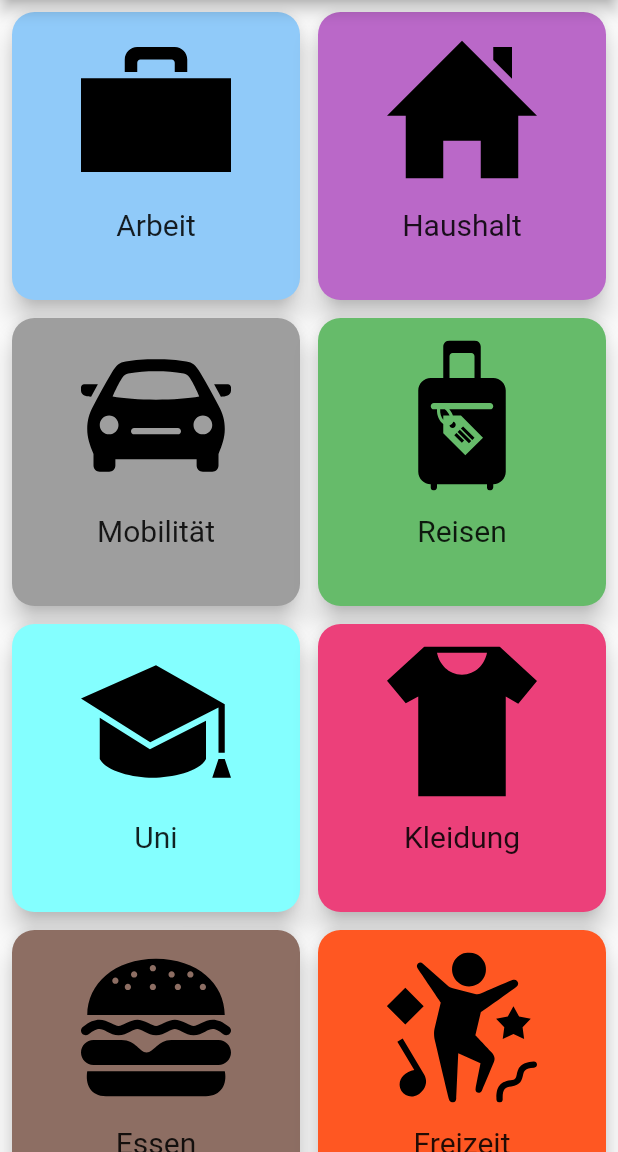
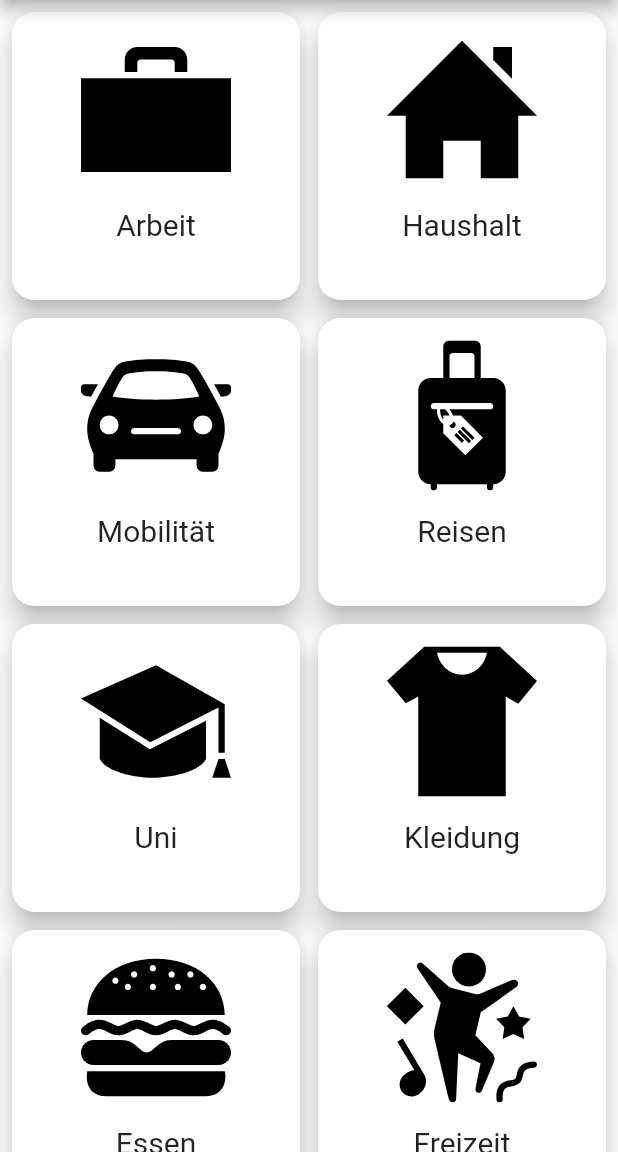
Before and after one commit to danving/finanz_app, a Flutter app: the CategorysScreen screen opened directly, on a phone screen of 412 x 824 dp, the part 84-1236 px from its top. Run offline on Flutter 3.47's test engine with Material 2 defaults, Android fonts, the phone set to English and light mode, and no system bars; our stand-ins replace flutter_svg.

Commit message:
Added alternative CategoryScreen

```diff
--- a/lib/screens/categorys_screen.dart
+++ b/lib/screens/categorys_screen.dart
@@ -18,16 +18,16 @@ class _CategorysScreenState extends State<CategorysScreen> {
           crossAxisCount: 2,
           padding: EdgeInsets.all(2),
           children: <Widget>[
-            categoryCard(Colors.blue[200], "assets/svg/briefcase.svg", "Arbeit"),
-            categoryCard(Colors.purple[300], "assets/svg/home.svg", "Haushalt"),
-            categoryCard(Colors.grey[500], "assets/svg/car.svg", "Mobilität"),
-            categoryCard(Colors.green[400], "assets/svg/airport.svg", "Reisen"),
-            categoryCard(Colors.cyanAccent[100], "assets/svg/school.svg", "Uni"),
-            categoryCard(Colors.pink[400], "assets/svg/cloth.svg", "Kleidung"),
-            categoryCard(Colors.brown[400], "assets/svg/food.svg", "Essen"),
-            categoryCard(Colors.deepOrange, "assets/svg/party.svg", "Freizeit"),
-            categoryCard(Colors.red[500], "assets/svg/media.svg", "Medien"),
-            categoryCard(Colors.amber[300], "assets/svg/present.svg", "Geschenke"),
+            categoryCard(Colors.white, "assets/svg/briefcase.svg", "Arbeit"),
+            categoryCard(Colors.white, "assets/svg/home.svg", "Haushalt"),
+            categoryCard(Colors.white, "assets/svg/car.svg", "Mobilität"),
+            categoryCard(Colors.white, "assets/svg/airport.svg", "Reisen"),
+            categoryCard(Colors.white, "assets/svg/school.svg", "Uni"),
+            categoryCard(Colors.white, "assets/svg/cloth.svg", "Kleidung"),
+            categoryCard(Colors.white, "assets/svg/food.svg", "Essen"),
+            categoryCard(Colors.white, "assets/svg/party.svg", "Freizeit"),
+            categoryCard(Colors.white, "assets/svg/media.svg", "Medien"),
+            categoryCard(Colors.white, "assets/svg/present.svg", "Geschenke"),
           ],
         ),
       ),
@@ -43,7 +43,6 @@ class _CategorysScreenState extends State<CategorysScreen> {
           Navigator.pop(context);
         },
         child: Container(
-          width: 200,
           child: Card(
             shape: RoundedRectangleBorder(
               borderRadius: BorderRadius.circular(15.0),
--- a/lib/widgets/drawer_widget.dart
+++ b/lib/widgets/drawer_widget.dart
@@ -1,4 +1,5 @@
 import 'package:finanz_app/screens/categorys_screen.dart';
+import 'package:finanz_app/screens/categorys_screen2.dart';
 import 'package:finanz_app/screens/home_screen.dart';
 import 'package:flutter/material.dart';
 
@@ -19,7 +20,7 @@ Widget drawerWidget(context) {
           ),
         ),
         drawerList(context, "Home", HomeScreen(), Icon(Icons.home)),
-        drawerList(context, "Kategorien", CategorysScreen(), Icon(Icons.apps)),
+        drawerList(context, "Kategorien", CategorysScreen2(), Icon(Icons.apps)),
       ],
     ),
   );
```
Also changed, not shown: lib/screens/categorys_screen2.dart (added, +56 -0 lines).
